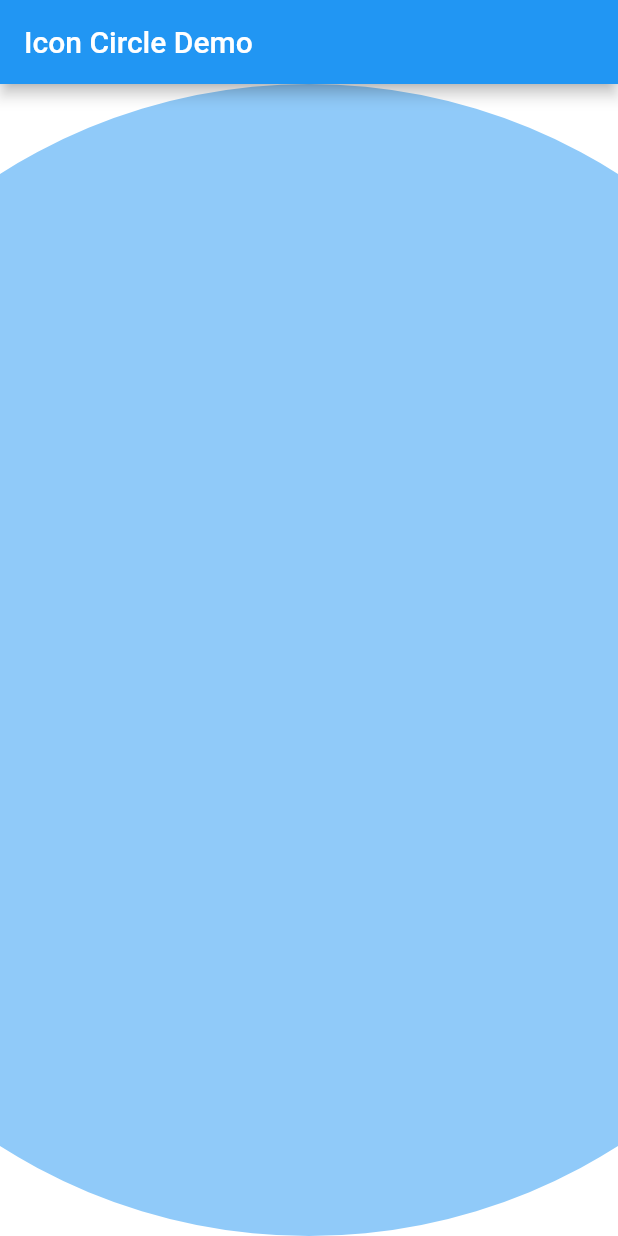
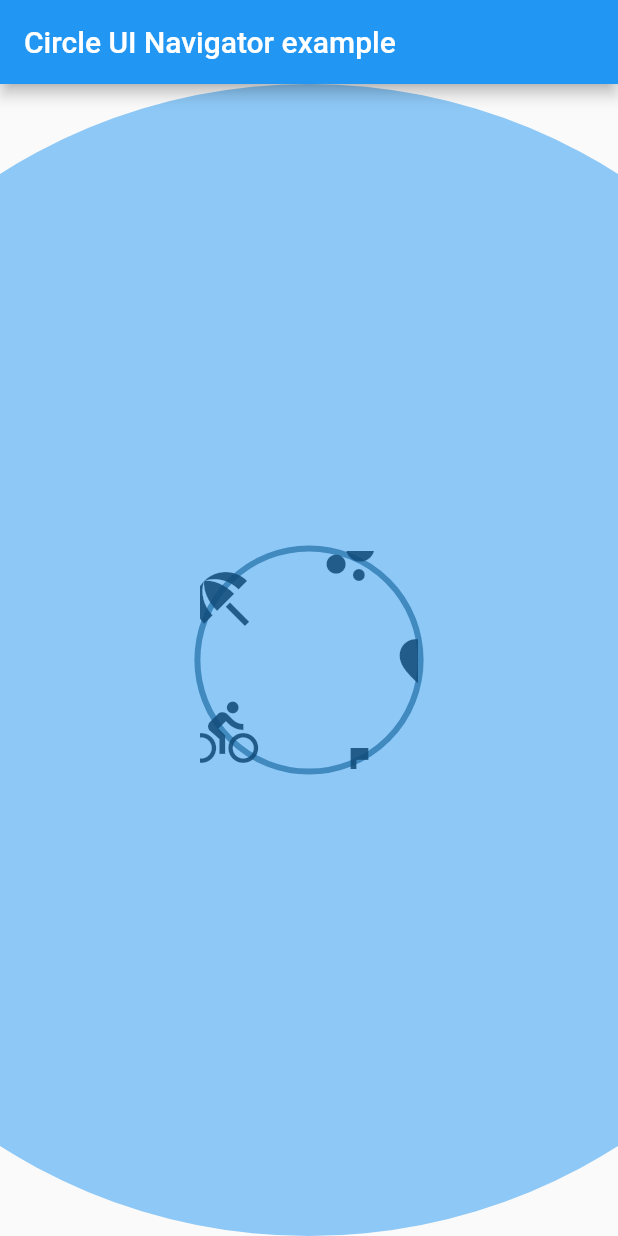
Before and after one commit to Swirastlynn/circle_ui_navigator, a Flutter app: the screen it shows after launch, on a phone screen of 412 x 824 dp. Run offline on Flutter 3.47's test engine with Material 2 defaults, Android fonts, the phone set to English and light mode, and no system bars.

Commit message:
Improve classes structure

```diff
--- a/example/lib/main.dart
+++ b/example/lib/main.dart
@@ -1,7 +1,6 @@
-import 'package:circle_ui_navigator/circle_ui_navigator.dart';
-import 'package:example/ripple_background.dart';
+import 'package:circle_ui_navigator/circle_navigator.dart';
+import 'package:circle_ui_navigator/ripple_background.dart';
 import 'package:flutter/material.dart';
-import 'dart:math';
 
 void main() {
   runApp(const MyApp());
@@ -21,120 +20,18 @@ class MyApp extends StatelessWidget {
     ];
 
     return MaterialApp(
-      title: 'Icon Circle Demo',
+      title: 'Circle UI Navigator example',
       home: Scaffold(
         appBar: AppBar(
-          title: const Text('Icon Circle Demo'),
+          title: const Text('Circle UI Navigator example'),
         ),
         body: Stack(
           children: [
-            Center(
-              child: Column(
-                children: [
-                  const FancyAnimationTransition(
-                    child: CircularIcons(
-                      icons: [
-                        Icons.favorite,
-                        Icons.star,
-                        Icons.thumb_up,
-                        Icons.thumb_down,
-                        Icons.favorite_border,
-                      ],
-                      size: 200,
-                      strokeWidth: 16,
-                      color: Colors.red,
-                    ),
-                  ),
-                  FancyAnimationTransition(
-                    child: IconCircle(icons: icons),
-                  ),
-                ],
-              ),
-            ),
-            const RippleBackground(),
+            CircleNavigator(icons: icons),
+            RippleBackground(rippleColor: Colors.blue.withOpacity(0.5)),
           ],
         ),
       ),
     );
   }
 }
-
-class IconCircle extends StatelessWidget {
-  final List<IconData> icons;
-
-  const IconCircle({super.key, required this.icons});
-
-  @override
-  Widget build(BuildContext context) {
-    const double iconSize = 48.0;
-    final double radius = (icons.length * iconSize * 2) / (2 * pi);
-
-    return Container(
-      width: radius * 2,
-      height: radius * 2,
-      decoration: BoxDecoration(
-        shape: BoxShape.circle,
-        border: Border.all(
-          color: Colors.blueGrey,
-          width: 4,
-        ),
-      ),
-      child: Stack(
-        children: List.generate(icons.length, (index) {
-          final double angle = 2 * pi * index / icons.length;
-          final double x = radius + radius * cos(angle) - iconSize / 2;
-          final double y = radius + radius * sin(angle) - iconSize / 2;
-
-          return Positioned(
-            left: x,
-            top: y,
-            child: Icon(
-              icons[index],
-              size: iconSize,
-            ),
-          );
-        }),
-      ),
-    );
-  }
-}
-
-class FancyAnimationTransition extends StatefulWidget {
-  const FancyAnimationTransition({required this.child, super.key});
-
-  final Widget child;
-
-  @override
-  State<FancyAnimationTransition> createState() => _FancyAnimationTransitionState();
-}
-
-class _FancyAnimationTransitionState extends State<FancyAnimationTransition> with TickerProviderStateMixin {
-  double scale = 1.0;
-  late final AnimationController _controller = AnimationController(
-    duration: const Duration(seconds: 2),
-    vsync: this,
-  )..forward(from: 0.0);
-  late final Animation<double> _animation = CurvedAnimation(
-    parent: _controller,
-    curve: Curves.fastOutSlowIn,
-  );
-
-  @override
-  void dispose() {
-    _controller.dispose();
-    super.dispose();
-  }
-
-  @override
-  Widget build(BuildContext context) {
-    print("build scale=$scale");
-
-    return ScaleTransition(
-      scale: _animation,
-      child: Padding(
-        padding: const EdgeInsets.all(8.0),
-        child: widget.child,
-      ),
-    );
-  }
-}
--- /dev/null
+++ b/lib/circle_navigator.dart
@@ -0,0 +1,61 @@
+import 'dart:math';
+import 'package:circle_ui_navigator/circle_navigator_animations.dart';
+import 'package:flutter/material.dart';
+
+class CircleNavigator extends StatelessWidget {
+  const CircleNavigator({
+    Key? key,
+    required this.icons,
+  }) : super(key: key);
+
+  final List<IconData> icons;
+
+  @override
+  Widget build(BuildContext context) {
+    return Center(
+      child: CircleNavigatorAnimations(
+        child: IconsPositionedOnCircle(icons: icons),
+      ),
+    );
+  }
+}
+
+class IconsPositionedOnCircle extends StatelessWidget {
+  final List<IconData> icons;
+
+  const IconsPositionedOnCircle({super.key, required this.icons});
+
+  @override
+  Widget build(BuildContext context) {
+    const double iconSize = 48.0;
+    final double radius = (icons.length * iconSize * 2) / (2 * pi);
+
+    return Container(
+      width: radius * 2,
+      height: radius * 2,
+      decoration: BoxDecoration(
+        shape: BoxShape.circle,
+        border: Border.all(
+          color: Colors.blueGrey,
+          width: 4,
+        ),
+      ),
+      child: Stack(
+        children: List.generate(icons.length, (index) {
+          final double angle = 2 * pi * index / icons.length;
+          final double x = radius + radius * cos(angle) - iconSize / 2;
+          final double y = radius + radius * sin(angle) - iconSize / 2;
+
+          return Positioned(
+            left: x,
+            top: y,
+            child: Icon(
+              icons[index],
+              size: iconSize,
+            ),
+          );
+        }),
+      ),
+    );
+  }
+}
--- /dev/null
+++ b/lib/circle_navigator_animations.dart
@@ -0,0 +1,41 @@
+import 'package:flutter/material.dart';
+
+class CircleNavigatorAnimations extends StatefulWidget {
+  const CircleNavigatorAnimations({required this.child, super.key});
+
+  final Widget child;
+
+  @override
+  State<CircleNavigatorAnimations> createState() => _CircleNavigatorAnimationsState();
+}
+
+class _CircleNavigatorAnimationsState extends State<CircleNavigatorAnimations> with TickerProviderStateMixin {
+  double scale = 1.0;
+  late final AnimationController _controller = AnimationController(
+    duration: const Duration(seconds: 2),
+    vsync: this,
+  )..forward(from: 0.0);
+  late final Animation<double> _animation = CurvedAnimation(
+    parent: _controller,
+    curve: Curves.fastOutSlowIn,
+  );
+
+  @override
+  void dispose() {
+    _controller.dispose();
+    super.dispose();
+  }
+
+  @override
+  Widget build(BuildContext context) {
+    print("build scale=$scale");
+
+    return ScaleTransition(
+      scale: _animation,
+      child: Padding(
+        padding: const EdgeInsets.all(8.0),
+        child: widget.child,
+      ),
+    );
+  }
+}
--- a/lib/circle_ui_navigator.dart
+++ /dev/null
@@ -1,86 +0,0 @@
-library circle_ui_navigator;
-
-import 'dart:math';
-
-import 'package:flutter/material.dart';
-
-class CircularIcons extends StatelessWidget {
-  final List<IconData> icons;
-  final double size;
-  final double strokeWidth;
-  final Color color;
-
-  const CircularIcons({
-    Key? key,
-    required this.icons,
-    this.size = 120,
-    this.strokeWidth = 8,
-    this.color = Colors.black,
-  }) : super(key: key);
-
-  @override
-  Widget build(BuildContext context) {
-    return CustomPaint(
-      painter: CirclePainter(
-        icons: icons,
-        strokeWidth: strokeWidth,
-        color: color,
-      ),
-      child: SizedBox(
-        width: size,
-        height: size,
-        child: Padding(
-          padding: EdgeInsets.all(strokeWidth),
-          child: Stack(
-            children: [
-              for (int i = 0; i < icons.length; i++)
-                Positioned.fill(
-                  top: -size / 2 * cos(pi / icons.length * (i + 0.5)),
-                  left: size / 2 * sin(pi / icons.length * (i + 0.5)),
-                  child: Align(
-                    alignment: Alignment.center,
-                    child: Icon(
-                      icons[i],
-                      size: size / 8,
-                      color: color,
-                    ),
-                  ),
-                ),
-            ],
-          ),
-        ),
-      ),
-    );
-  }
-}
-
-class CirclePainter extends CustomPainter {
-  final List<IconData> icons;
-  final double strokeWidth;
-  final Color color;
-
-  CirclePainter({
-    required this.icons,
-    required this.strokeWidth,
-    required this.color,
-  });
-
-  @override
-  void paint(Canvas canvas, Size size) {
-    final radius = size.width / 2 - strokeWidth;
-    final center = Offset(size.width / 2, size.height / 2);
-
-    final paint = Paint()
-      ..color = color
-      ..strokeWidth = strokeWidth
-      ..style = PaintingStyle.stroke;
-
-    final path = Path()
-      ..addOval(Rect.fromCircle(center: center, radius: radius));
-
-    canvas.drawPath(path, paint);
-  }
-
-  @override
-  bool shouldRepaint(CirclePainter oldDelegate) => false;
-}
--- a/example/lib/ripple_background.dart
+++ b/lib/ripple_background.dart
@@ -2,7 +2,9 @@ import 'dart:math';
 import 'package:flutter/material.dart';
 
 class RippleBackground extends StatefulWidget {
-  const RippleBackground({super.key});
+  const RippleBackground({required this.rippleColor, super.key});
+
+  final Color rippleColor;
 
   @override
   RippleBackgroundState createState() => RippleBackgroundState();
@@ -28,14 +30,9 @@ class RippleBackgroundState extends State<RippleBackground> with SingleTickerPro
 
   @override
   Widget build(BuildContext context) {
-    return Scaffold(
-      backgroundColor: Colors.white, // FIXME from theme file
-      body: Center(
-        child: CustomPaint(
-          size: const Size(double.infinity, double.infinity),
-          painter: _RipplePainter(animation: _controller),
-        ),
-      ),
+    return CustomPaint(
+      size: const Size(double.infinity, double.infinity),
+      painter: _RipplePainter(animation: _controller, rippleColor: widget.rippleColor),
     );
   }
 }
@@ -43,15 +40,17 @@ class RippleBackgroundState extends State<RippleBackground> with SingleTickerPro
 class _RipplePainter extends CustomPainter {
   final Animation<double> animation;
 
-  _RipplePainter({required this.animation})
+  _RipplePainter({required this.animation, required this.rippleColor})
       : _path = Path(),
         super(repaint: animation);
+
   final Path _path;
+  final Color rippleColor;
 
   @override
   void paint(Canvas canvas, Size size) {
     var paint = Paint()
-      ..color = Colors.blue.withOpacity(0.5) // TODO pass via parameter
+      ..color = rippleColor // TODO pass via parameter
       ..strokeWidth = 4.0
       ..style = PaintingStyle.fill;
 
```
Also changed, not shown: 1 other file.
